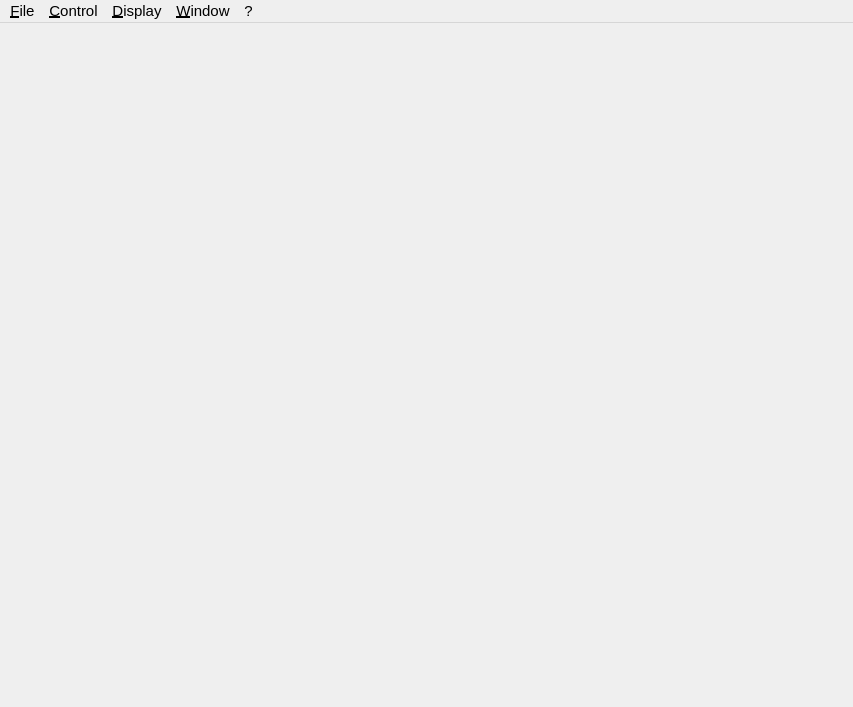
primefocusworld/duke, file src/dukex/libraries/dukexgui/mainwindow.ui: the form before one commit.
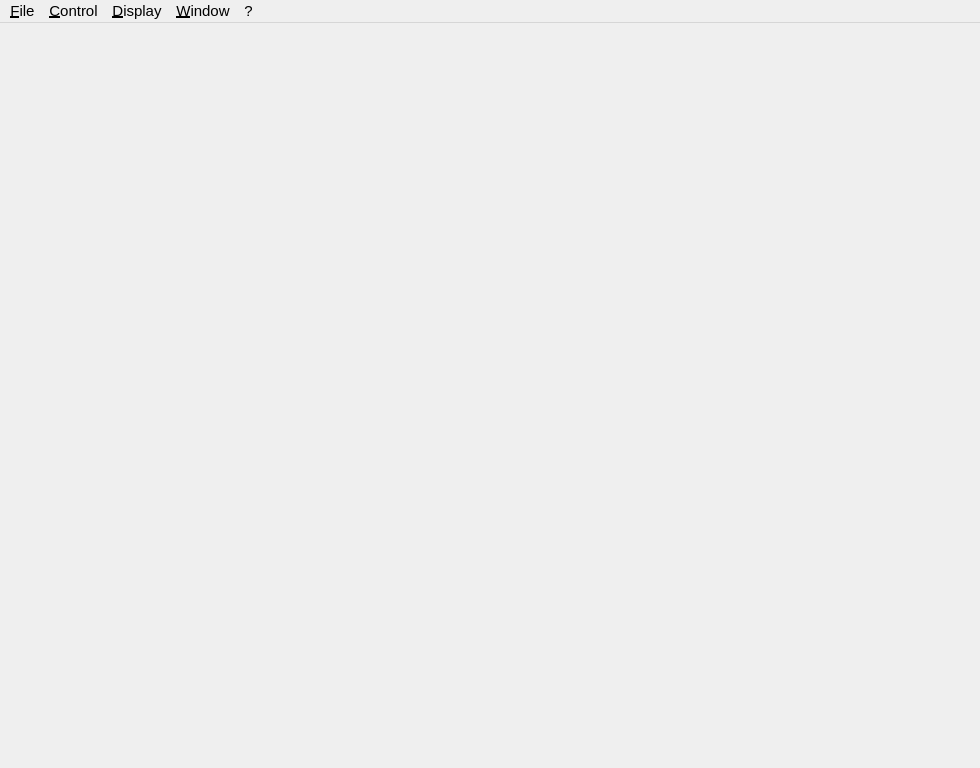
The form after the commit. Icons and pictures are not drawn.

```diff
--- a/src/dukex/libraries/dukexgui/mainwindow.ui
+++ b/src/dukex/libraries/dukexgui/mainwindow.ui
@@ -6,8 +6,8 @@
    <rect>
     <x>0</x>
     <y>0</y>
-    <width>853</width>
-    <height>707</height>
+    <width>980</width>
+    <height>768</height>
    </rect>
   </property>
   <property name="minimumSize">
@@ -56,7 +56,7 @@
     <rect>
      <x>0</x>
      <y>0</y>
-     <width>853</width>
+     <width>980</width>
      <height>23</height>
     </rect>
    </property>
```
Left out of the diff: 44 changed lines with no effect on the pictures.
